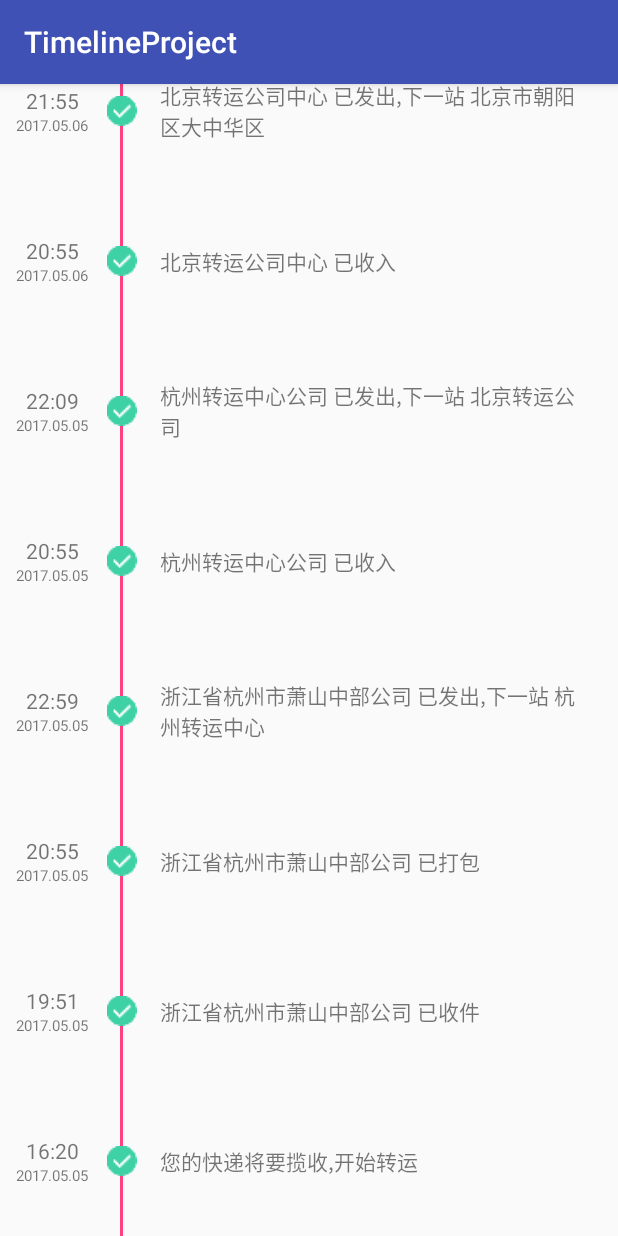
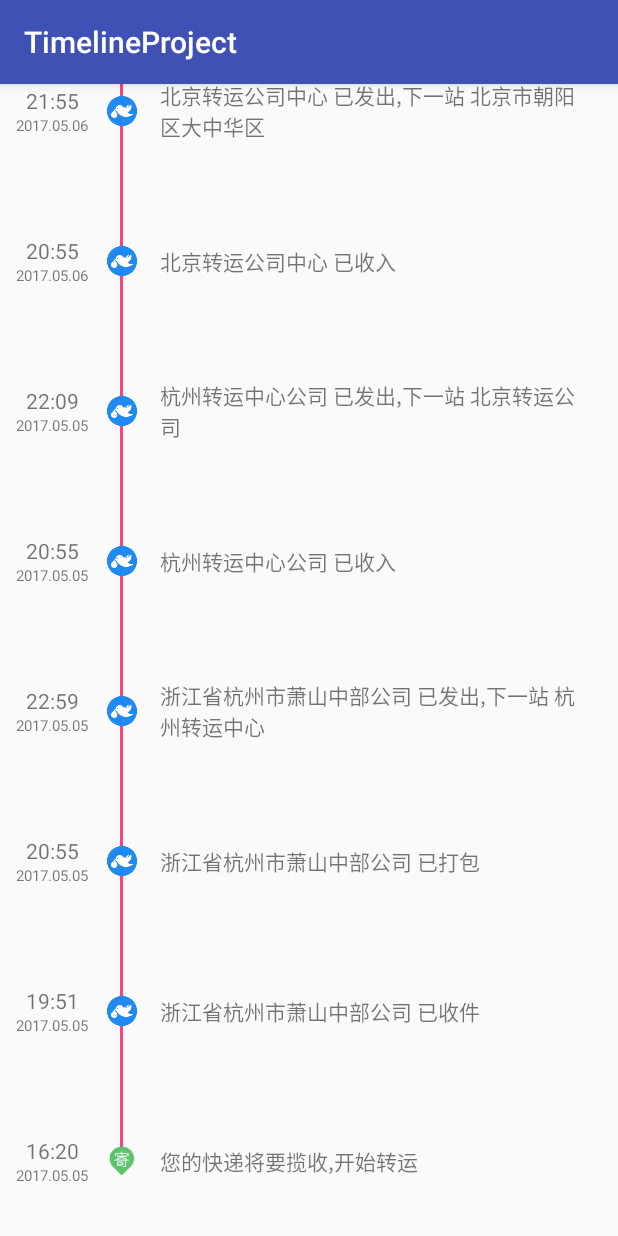
Before and after one commit to wuyinlei/TimelineProject, an Android app: the screen it shows after launch (MainActivity), scrolled down 332 dp, on a phone screen of 412 x 824 dp. Run offline under Robolectric (Android 15) with nearby library versions, the phone set to English and light mode, and no system bars.

Commit message:
优化逻辑处理

```diff
--- a/app/build.gradle
+++ b/app/build.gradle
@@ -29,4 +29,5 @@ dependencies {
     testCompile 'junit:junit:4.12'
     compile 'com.android.support:recyclerview-v7:25.3.1'
     compile 'com.google.code.gson:gson:2.8.0'
+    compile 'com.android.support:design:26.0.0-alpha1'
 }
--- a/app/src/main/assets/express_delivery.json
+++ b/app/src/main/assets/express_delivery.json
@@ -42,7 +42,7 @@
     },
     {
       "time": "2017.05.07-05:55",
-      "type": "2",
+      "type": "1",
       "address": "北京市朝阳区酒仙桥 已收入"
     },
     {
--- a/app/src/main/java/com/mingchu/timelineproject/adapter/ExpressDeliveryAdapter.java
+++ b/app/src/main/java/com/mingchu/timelineproject/adapter/ExpressDeliveryAdapter.java
@@ -12,6 +12,7 @@ import com.mingchu.timelineproject.bean.JavaBean;
 
 import java.util.ArrayList;
 import java.util.List;
+import java.util.logging.MemoryHandler;
 
 /**
  * Created by wuyinlei on 2017/5/10.
@@ -38,20 +39,30 @@ public class ExpressDeliveryAdapter extends RecyclerView.Adapter<ExpressDelivery
         JavaBean.DatasBean javaBean = mJavaBeen.get(position);
         if (javaBean.getType().equals("0")){
             //发出图片
-
+            holder.mExpressDeliveryImg.setImageResource(R.mipmap.postman_order_sender_icon);
         } else if (javaBean.getType().equals("1")){
             //运送中图片
-
+            holder.mExpressDeliveryImg.setImageResource(R.mipmap.updata_dialog_icon);
         } else if (javaBean.getType().equals("2")){
             //派送中图片
-
+            holder.mExpressDeliveryImg.setImageResource(R.mipmap.logistics_detail_indicator_postman_avatar);
         } else if (javaBean.getType().equals("3")){
             //签收中图片
-
+            holder.mExpressDeliveryImg.setImageResource(R.mipmap.postman_order_receiver_icon);
         }
         holder.mTvData.setText(javaBean.getDataAndTime()[0]);
         holder.mTvTime.setText(javaBean.getDataAndTime()[1]);
         holder.mTvAddressDetail.setText(javaBean.getAddress());
+        if (position == 0 ){
+            holder.mShuxianUp.setVisibility(View.INVISIBLE);
+        } else {
+            holder.mShuxianUp.setVisibility(View.VISIBLE);
+        }
+        if (position == mJavaBeen.size()-1){
+            holder.mShuxianDown.setVisibility(View.INVISIBLE);
+        } else {
+            holder.mShuxianDown.setVisibility(View.VISIBLE);
+        }
 
     }
 
@@ -64,6 +75,7 @@ public class ExpressDeliveryAdapter extends RecyclerView.Adapter<ExpressDelivery
 
         ImageView mExpressDeliveryImg;
         TextView mTvTime,mTvData,mTvAddressDetail;
+        View mShuxianUp,mShuxianDown;
 
         public ViewHolder(View itemView) {
             super(itemView);
@@ -71,6 +83,8 @@ public class ExpressDeliveryAdapter extends RecyclerView.Adapter<ExpressDelivery
             mTvTime = (TextView) itemView.findViewById(R.id.tv_time);
             mTvData = (TextView) itemView.findViewById(R.id.tv_data);
             mTvAddressDetail = (TextView) itemView.findViewById(R.id.tv_address_detail);
+            mShuxianUp = itemView.findViewById(R.id.shuxian_up);
+            mShuxianDown = itemView.findViewById(R.id.shuxian_down);
         }
     }
 }
--- a/app/src/main/res/layout/activity_main.xml
+++ b/app/src/main/res/layout/activity_main.xml
@@ -6,29 +6,11 @@
     android:layout_height="match_parent"
     tools:context="com.mingchu.timelineproject.activity.MainActivity">
 
-    <Button
-        android:visibility="gone"
-        android:id="@+id/button"
-        android:layout_width="match_parent"
-        android:layout_height="wrap_content"
-        android:background="#f4f4f4"
-        android:onClick="requestData"
-        android:text="查询快递"/>
-
-    <View
-        android:visibility="gone"
-        android:id="@+id/blank"
-        android:layout_width="match_parent"
-        android:layout_height="10dp"
-        android:layout_below="@+id/button"
-        android:background="#4fafaf"/>
-
-    <android.support.v7.widget.RecyclerView
-        android:id="@+id/recycler_view"
-        android:visibility="invisible"
-        android:layout_width="match_parent"
-        android:layout_height="match_parent"
-        android:layout_below="@+id/blank"/>
+        <android.support.v7.widget.RecyclerView
+            android:id="@+id/recycler_view"
+            android:layout_width="match_parent"
+            android:layout_height="match_parent"
+            />
 
 
 </RelativeLayout>
--- a/app/src/main/res/layout/express_delivery_item_layout.xml
+++ b/app/src/main/res/layout/express_delivery_item_layout.xml
@@ -7,9 +7,17 @@
                >
 
     <View
-        android:id="@+id/shuxian"
+        android:id="@+id/shuxian_up"
         android:layout_width="2dp"
-        android:layout_height="match_parent"
+        android:layout_height="50dp"
+        android:layout_marginLeft="80dp"
+        android:background="@color/colorAccent"/>
+
+    <View
+        android:id="@+id/shuxian_down"
+        android:layout_width="2dp"
+        android:layout_marginTop="50dp"
+        android:layout_height="50dp"
         android:layout_marginLeft="80dp"
         android:background="@color/colorAccent"/>
 
@@ -17,9 +25,9 @@
         android:id="@+id/express_delivery_img"
         android:layout_width="20dp"
         android:layout_height="20dp"
+        tools:background="@mipmap/ic_ok"
         android:layout_centerVertical="true"
-        android:layout_marginLeft="71dp"
-        android:background="@mipmap/ic_ok"/>
+        android:layout_marginLeft="71dp"/>
 
     <RelativeLayout
         android:layout_width="70dp"
--- a/build.gradle
+++ b/build.gradle
@@ -5,7 +5,7 @@ buildscript {
         jcenter()
     }
     dependencies {
-        classpath 'com.android.tools.build:gradle:2.3.1'
+        classpath 'com.android.tools.build:gradle:2.2.3'
 
         // NOTE: Do not place your application dependencies here; they belong
         // in the individual module build.gradle files
```
Also changed, not shown: app/src/main/res/mipmap-hdpi/ic_launcher.png, app/src/main/res/mipmap-mdpi/ic_launcher.png, app/src/main/res/mipmap-xhdpi/ic_launcher.png, app/src/main/res/mipmap-xxhdpi/ic_launcher.png, app/src/main/res/mipmap-xxhdpi/logistics_detail_indicator_postman_avatar.png (added), app/src/main/res/mipmap-xxhdpi/logistics_detail_phone_call_pressed.png (added), app/src/main/res/mipmap-xxhdpi/map_icon_package_orange_dot.png (added), app/src/main/res/mipmap-xxhdpi/postman_order_receiver_icon.png (added), app/src/main/res/mipmap-xxhdpi/postman_order_sender_icon.png (added), app/src/main/res/mipmap-xxhdpi/postman_take_order_step_done.png (added), app/src/main/res/mipmap-xxhdpi/updata_dialog_icon.png (added), app/src/main/res/mipmap-xxxhdpi/ic_launcher.png.
